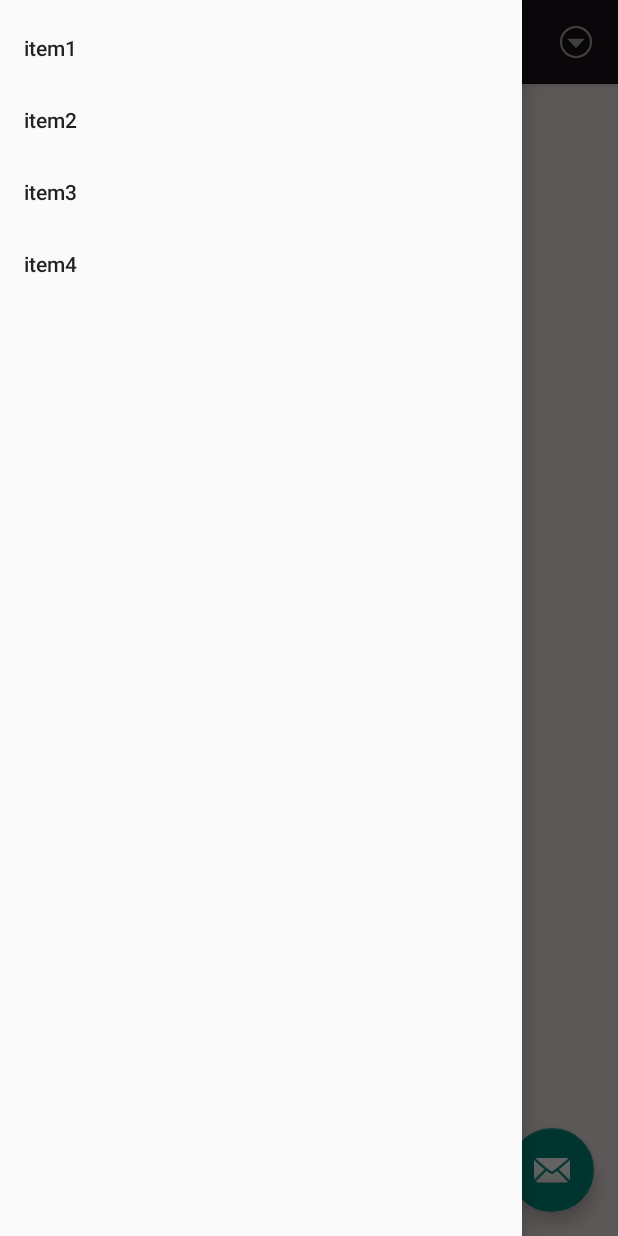
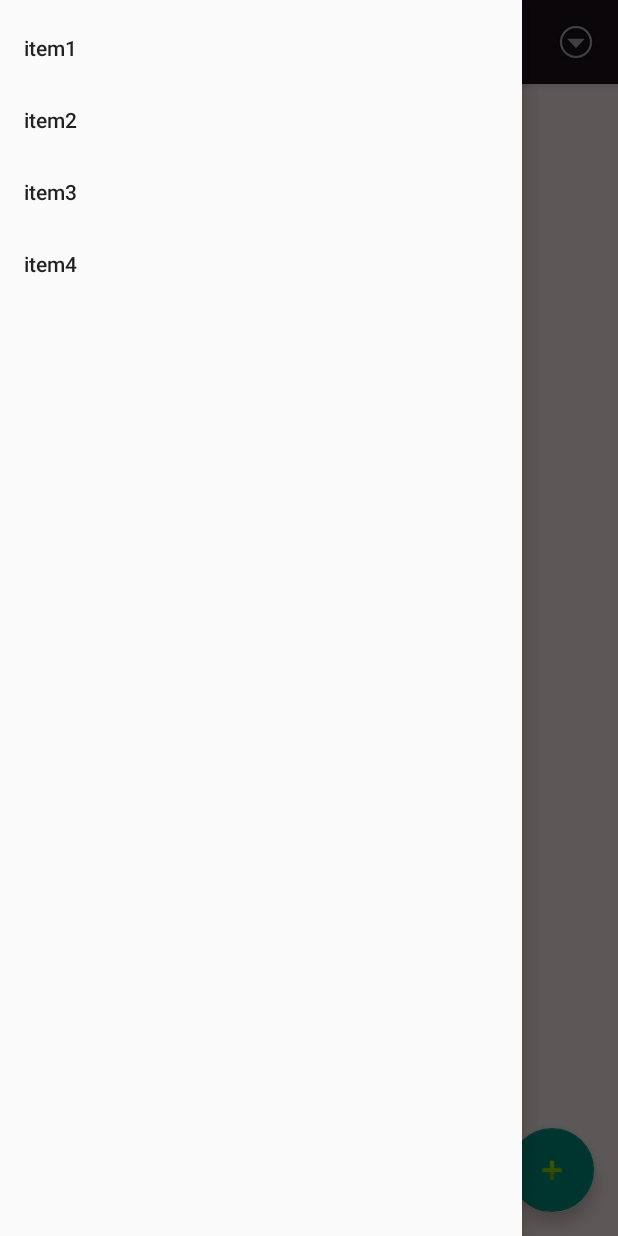
Before and after one commit to Smartphone-Software-Development/awesome-note, an Android app: the screen it shows after launch (MainActivity), in the side drawer, after a tap on "item2", on a phone screen of 412 x 824 dp. Run offline under Robolectric (Android 15) with nearby library versions, the phone set to English and light mode, and no system bars; our stand-ins replace ButterKnife; libraries missing offline, so code that uses them is left out: com.twotoasters.jazzylistview, jp.wasabeef.richeditor, org.litepal, org.litepal.crud; plain views replace JazzyGridView; 13 statements that could not run were skipped.

Commit message:
update UI

```diff
--- a/app/src/main/java/com/bfd/note/EditorActivity.java
+++ b/app/src/main/java/com/bfd/note/EditorActivity.java
@@ -73,8 +73,6 @@ public class EditorActivity extends AppCompatActivity {
     @Override
     public boolean onCreateOptionsMenu(Menu menu) {
         getMenuInflater().inflate(R.menu.editor_menu, menu);
-        menu.findItem(R.id.editor_delete).setIcon(android.R.drawable.ic_delete);
-        menu.findItem(R.id.editor_save).setIcon(android.R.drawable.ic_menu_save);
         return true;
     }
 
--- a/app/src/main/java/com/bfd/note/MainActivity.java
+++ b/app/src/main/java/com/bfd/note/MainActivity.java
@@ -71,7 +71,6 @@ public class MainActivity extends AppCompatActivity {
     private void setToolBar() {
         setSupportActionBar(toolbar);
         toolbar.setBackgroundColor(getResources().getColor(R.color.toolbar_background));
-        toolbar.setNavigationIcon(getResources().getDrawable(R.drawable.sublime_text2));
         toolbar.setNavigationOnClickListener(new View.OnClickListener() {
             @Override
             public void onClick(View v) {
@@ -83,8 +82,6 @@ public class MainActivity extends AppCompatActivity {
     @Override
     public boolean onCreateOptionsMenu(Menu menu) {
         getMenuInflater().inflate(R.menu.toolbar, menu);
-        menu.findItem(R.id.main_settings).setIcon(android.R.drawable.ic_menu_more);
-        menu.findItem(R.id.main_search).setIcon(android.R.drawable.ic_menu_search);
         return true;
     }
 
--- a/app/src/main/res/layout/activity_grid.xml
+++ b/app/src/main/res/layout/activity_grid.xml
@@ -45,7 +45,7 @@
             android:layout_height="wrap_content"
             android:layout_gravity="bottom|end"
             android:layout_margin="@dimen/fab_margin"
-            app:srcCompat="@android:drawable/ic_dialog_email" />
+            app:srcCompat="@android:drawable/ic_input_add" />
 
     </FrameLayout>
 
--- a/app/src/main/res/menu/editor_menu.xml
+++ b/app/src/main/res/menu/editor_menu.xml
@@ -4,9 +4,11 @@
     <item
         android:id="@+id/editor_delete"
         android:title="delete"
+        android:icon="@android:drawable/ic_menu_delete"
         app:showAsAction="ifRoom"/>
     <item
         android:id="@+id/editor_save"
         android:title="save"
+        android:icon="@android:drawable/ic_menu_save"
         app:showAsAction="ifRoom"/>
 </menu>
--- a/app/src/main/res/menu/toolbar.xml
+++ b/app/src/main/res/menu/toolbar.xml
@@ -3,9 +3,11 @@
     <item
         android:id="@+id/main_search"
         android:title="Search"
+        android:icon="@android:drawable/ic_menu_search"
         app:showAsAction="ifRoom" />
     <item
         android:id="@+id/main_settings"
         android:title="Settings"
+        android:icon="@android:drawable/ic_menu_more"
         app:showAsAction="ifRoom" />
 </menu>
```
